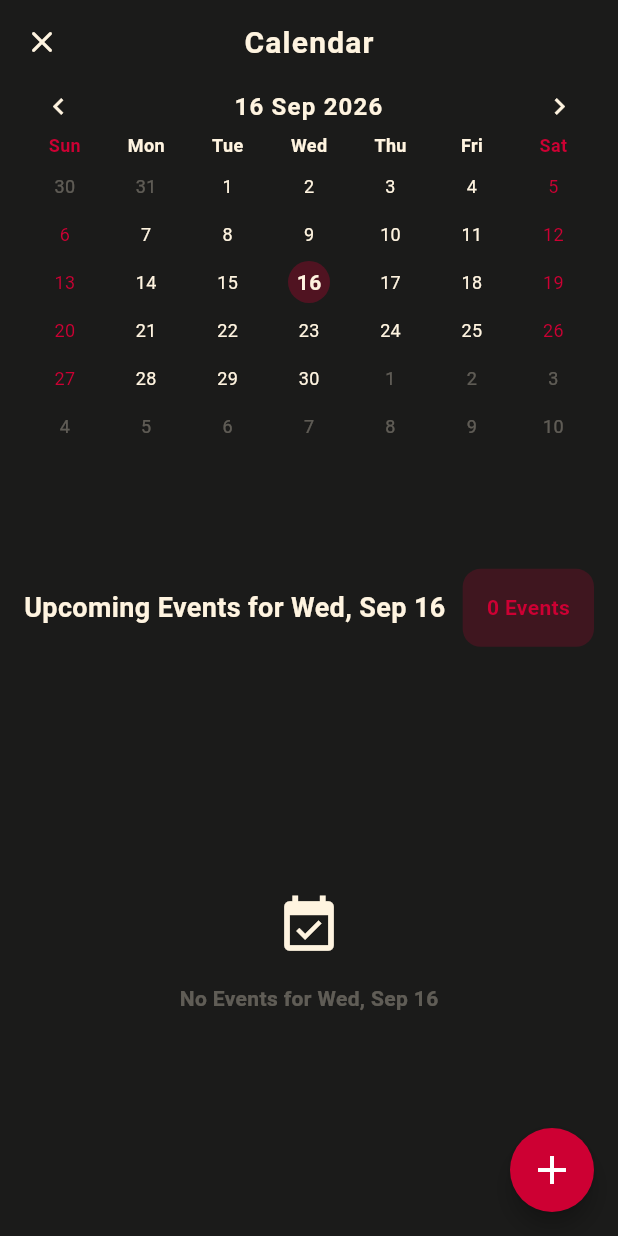
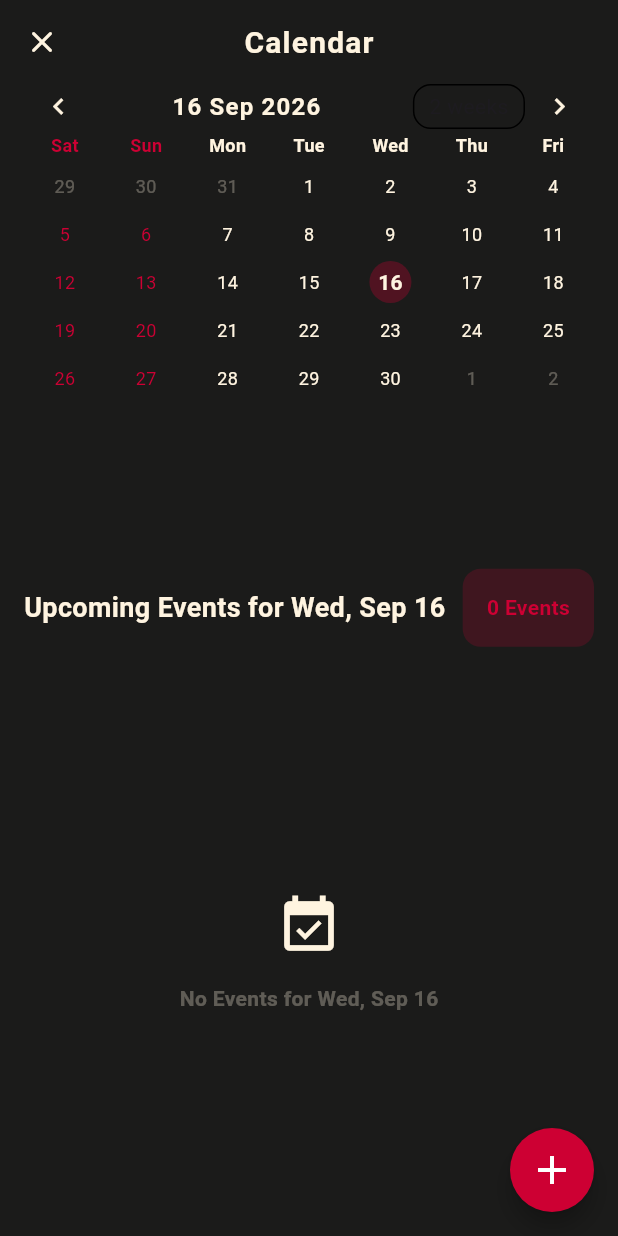
Before and after one commit to talhatanzim2005/Sprint_Journal, a Flutter app: the MainDashboardScreen screen opened directly, after a tap on the "calendar today" icon, on a phone screen of 412 x 824 dp. Run offline on Flutter 3.47's test engine with Material 3 defaults, Android fonts, the phone set to English and light mode, and no system bars; drawn by our look-alikes of table_calendar.

Commit message:
Add changes to talha branch

```diff
--- a/lib/front_end/sign_in_screen.dart
+++ b/lib/front_end/auth/sign_in_screen.dart
@@ -1,7 +1,7 @@
 import 'package:flutter/material.dart';
 
 import 'sign_up_screen.dart';
-import 'main_dashboard_screen.dart';
+import '../main_dashboard_screen.dart';
 
 class SignInScreen extends StatelessWidget {
   const SignInScreen({super.key});
--- a/lib/front_end/calendar/calendar_item_model.dart
+++ b/lib/front_end/calendar/calendar_item_model.dart
@@ -18,8 +18,9 @@ class CalendarItem {
     required this.date,
     this.isEvent = true,
   });
+  //copywith method ensures to create a new copy of existing object with only specific field modification
   CalendarItem copyWith({
-    String? id,
+    String? id,//optional and nullable
     String? title,
     String? description,
     TimeOfDay? startTime,
--- /dev/null
+++ b/lib/front_end/calendar/calendar_screen.dart
@@ -0,0 +1,145 @@
+import 'package:flutter/material.dart';
+
+import 'calendar_item_model.dart';
+import 'calendar_view.dart';
+import 'upcoming_tasks_view.dart';
+import '../../widgets/event_form_sheet.dart';
+
+class CalendarScreen extends StatefulWidget {
+  const CalendarScreen({super.key});
+
+  @override
+  State<CalendarScreen> createState() => _CalendarScreenState();
+}
+
+class _CalendarScreenState extends State<CalendarScreen> {
+  static const Color backgroundColor = Color.fromARGB(255, 27, 27, 26);
+  static const Color fontColor = Color.fromARGB(255, 255, 244, 224);
+  static const Color accentColor = Color.fromARGB(255, 205, 0, 51);
+  static const Color sheetBgColor = Color.fromARGB(255, 36, 36, 35);
+
+  DateTime _focusedDay = DateTime.now();
+  DateTime _selectedDate = DateTime.now();
+  String? _selectedItemId;
+
+  final Map<String, List<CalendarItem>> _itemsMap = {};
+
+  String _dateKey(DateTime date) =>
+      '${date.year}-${date.month.toString().padLeft(2, '0')}-${date.day.toString().padLeft(2, '0')}';
+
+  List<CalendarItem> get _selectedDayItems =>
+      _itemsMap[_dateKey(_selectedDate)] ?? [];
+
+  void _sortItems(List<CalendarItem> list) => list.sort(
+    (a, b) => (a.startTime.hour * 60 + a.startTime.minute).compareTo(
+      b.startTime.hour * 60 + b.startTime.minute,
+    ),
+  );
+
+  void _addItem(CalendarItem item) => setState(() {
+    final list = _itemsMap.putIfAbsent(_dateKey(item.date), () => [])
+      ..add(item);
+    _sortItems(list);
+  });
+
+  void _editItem(CalendarItem item) => setState(() {
+    final list = _itemsMap[_dateKey(item.date)];
+    if (list != null) {
+      final index = list.indexWhere((e) => e.id == item.id);
+      if (index != -1) {
+        list[index] = item;
+        _sortItems(list);
+      }
+    }
+  });
+
+  void _deleteItem(CalendarItem item) {
+    setState(
+      () => _itemsMap[_dateKey(item.date)]?.removeWhere((e) => e.id == item.id),
+    );
+    ScaffoldMessenger.of(context).showSnackBar(
+      SnackBar(
+        content: Text('${item.isEvent ? 'Event' : 'Task'} deleted'),
+        backgroundColor: sheetBgColor,
+        behavior: SnackBarBehavior.floating,
+      ),
+    );
+  }
+
+  @override
+  Widget build(BuildContext context) {
+    return Scaffold(
+      backgroundColor: backgroundColor,
+      appBar: AppBar(
+        backgroundColor: backgroundColor,
+        elevation: 0,
+        centerTitle: true,
+        leading: IconButton(
+          icon: const Icon(Icons.close_rounded, color: fontColor),
+          onPressed: () => Navigator.pop(context),
+        ),
+        title: const Text(
+          'Calendar',
+          style: TextStyle(
+            color: fontColor,
+            fontSize: 20,
+            fontWeight: FontWeight.w700,
+            letterSpacing: 0.8,
+          ),
+        ),
+      ),
+      body: Column(
+        children: [
+          // Top 40%: Calendar Month View
+          Expanded(
+            flex: 4,
+            child: Padding(
+              padding: const EdgeInsets.symmetric(horizontal: 16.0),
+              child: CalendarView(
+                focusedDay: _focusedDay,
+                selectedDay: _selectedDate,
+                onPageChanged: (d) => _focusedDay = d,
+                onDaySelected: (s, f) => setState(() {
+                  _selectedDate = s;
+                  _focusedDay = f;
+                }),
+              ),
+            ),
+          ),
+          // Bottom 60%: Events & Task List
+          Expanded(
+            flex: 6,
+            child: UpcomingTasksView(
+              selectedDate: _selectedDate,
+              items: _selectedDayItems,
+              selectedItemId: _selectedItemId,
+              onSelectItem: (item) => setState(() => _selectedItemId = item.id),
+              onEditItem: (item) => EventFormSheet.show(
+                context,
+                selectedDay: _selectedDate,
+                existingItem: item,
+                onSave: _editItem,
+              ),
+              onDeleteItem: _deleteItem,
+            ),
+          ),
+        ],
+      ),
+      floatingActionButton: FloatingActionButton(
+        backgroundColor: accentColor,
+        elevation: 6,
+        shape: RoundedRectangleBorder(
+          borderRadius: BorderRadius.circular(30),
+        ),
+        onPressed: () {
+          EventFormSheet.show(
+            context,
+            selectedDay: _selectedDate,
+            onSave: _addItem,
+          );
+        },
+        child: const Icon(Icons.add, color: Colors.white, size: 32),
+      ),
+    );
+  }
+}
--- a/lib/front_end/calendar/calendar_view.dart
+++ b/lib/front_end/calendar/calendar_view.dart
@@ -2,8 +2,8 @@ import 'package:flutter/material.dart';
 import 'package:table_calendar/table_calendar.dart';
 
 class CalendarView extends StatelessWidget {
-  final DateTime focusedDay;
-  final DateTime? selectedDay;
+  final DateTime focusedDay;//curent day
+  final DateTime? selectedDay;//clicked by the user
   // to show highlight on specific days
   final Function(DateTime selectedDay, DateTime focusedDay) onDaySelected;
   final Function(DateTime focusedDay) onPageChanged;
@@ -35,6 +35,7 @@ class CalendarView extends StatelessWidget {
         lastDay: DateTime.utc(2100, 12, 31),
         focusedDay: focusedDay,
         calendarFormat: CalendarFormat.month,
+        //
         calendarStyle: CalendarStyle(
           defaultTextStyle: TextStyle(fontSize: 12.0, color: fontColor),
           weekendTextStyle: TextStyle(fontSize: 12.0, color: accentColor),
@@ -64,16 +65,16 @@ class CalendarView extends StatelessWidget {
           cellMargin: EdgeInsets.all(2.0),
           cellPadding: EdgeInsets.zero,
         ),
-        sixWeekMonthsEnforced: true,
+        sixWeekMonthsEnforced: false,
         rowHeight: 32,
         daysOfWeekHeight: 22,
         selectedDayPredicate: (day) => isSameDay(selectedDay, day),
         onDaySelected: onDaySelected,
         onPageChanged: onPageChanged,
-        startingDayOfWeek: StartingDayOfWeek.sunday,
+        startingDayOfWeek: StartingDayOfWeek.saturday,
 
         headerStyle: HeaderStyle(
-          formatButtonVisible: false,
+          formatButtonVisible: true,
           titleCentered: true,
           titleTextFormatter: (date, locale) {
             final month = [
--- a/lib/front_end/calendar/upcoming_tasks_view.dart
+++ b/lib/front_end/calendar/upcoming_tasks_view.dart
@@ -44,10 +44,10 @@ class _UpcomingTasksViewState extends State<UpcomingTasksView> {
       return item.date.year == widget.selectedDate.year &&
           item.date.month == widget.selectedDate.month &&
           item.date.day == widget.selectedDate.day;
-    }).toList();
+    }).toList();//it take
 
     final dateHeader = DateFormat('EEE, MMM d').format(widget.selectedDate);
-
+    //up coming event,events num,no event default
     return Column(
       crossAxisAlignment: CrossAxisAlignment.start,
       children: [
@@ -106,7 +106,7 @@ class _UpcomingTasksViewState extends State<UpcomingTasksView> {
                 )
               : ListView.builder(
                   padding: const EdgeInsets.all(16),
-                  itemCount: dayItems.length,
+                  itemCount: dayItems.length,//calls getter of the list to count num of execution in itemBuilder
                   itemBuilder: (context, index) {
                     final item = dayItems[index];
                     final isSelected = item.id == widget.selectedItemId;
@@ -129,6 +129,7 @@ class _UpcomingTasksViewState extends State<UpcomingTasksView> {
                         ),
                         child: Row(
                           children: [
+                            //Dot_creation
                             Container(
                               width: 12,
                               height: 12,
@@ -141,6 +142,7 @@ class _UpcomingTasksViewState extends State<UpcomingTasksView> {
                             ),
                             const SizedBox(width: 12),
                             Expanded(
+                              //title and time in column,wraped in expanded
                               child: Column(
                                 crossAxisAlignment: CrossAxisAlignment.start,
                                 children: [
@@ -163,6 +165,7 @@ class _UpcomingTasksViewState extends State<UpcomingTasksView> {
                                 ],
                               ),
                             ),
+                            //edit and del button
                             IconButton(
                               icon: const Icon(
                                 Icons.edit_outlined,
--- /dev/null
+++ b/lib/front_end/journal/journal_screen.dart
@@ -0,0 +1,217 @@
+import 'package:flutter/material.dart';
+import 'package:flutter/services.dart';
+
+class JournalScreen extends StatefulWidget {
+  const JournalScreen({super.key});
+
+  @override
+  State<JournalScreen> createState() => _JournalScreenState();
+}
+
+class _JournalScreenState extends State<JournalScreen> {
+  static const Color backgroundColor = Color.fromARGB(255, 27, 27, 26);
+  static const Color fontColor = Color.fromARGB(255, 255, 244, 224);
+  static const Color accentColor = Color.fromARGB(255, 205, 0, 51);
+  static const Color cardColor = Color.fromARGB(255, 36, 36, 35);
+
+  final TextEditingController _titleController = TextEditingController();
+  final TextEditingController _descController = TextEditingController();
+
+  // In-memory daily entries keyed by "YYYY-MM-DD"
+  static final Map<String, _DailyJournal> _dailyEntries = {};
+
+  String get _todayKey {
+    final now = DateTime.now();
+    return '${now.year}-${now.month.toString().padLeft(2, '0')}-${now.day.toString().padLeft(2, '0')}';
+  }
+
+  @override
+  void initState() {
+    super.initState();
+    _loadTodayEntry();
+  }
+
+  void _loadTodayEntry() {
+    final todayEntry = _dailyEntries[_todayKey];
+    if (todayEntry != null) {
+      _titleController.text = todayEntry.title;
+      _descController.text = todayEntry.description;
+    } else {
+      _titleController.clear();
+      _descController.clear();
+    }
+  }
+
+  void _saveTodayEntry() {
+    _dailyEntries[_todayKey] = _DailyJournal(
+      title: _titleController.text,
+      description: _descController.text,
+    );
+  }
+
+  @override
+  void dispose() {
+    _titleController.dispose();
+    _descController.dispose();
+    super.dispose();
+  }
+
+  @override
+  Widget build(BuildContext context) {
+    final now = DateTime.now();
+    final dateDisplay = '${now.day}/${now.month}/${now.year}';
+
+    return Scaffold(
+      backgroundColor: backgroundColor,
+      body: SafeArea(
+        child: SingleChildScrollView(
+          padding: const EdgeInsets.symmetric(horizontal: 20, vertical: 16),
+          child: Column(
+            crossAxisAlignment: CrossAxisAlignment.start,
+            children: [
+              // Header Title
+              const Text(
+                'Thinker Log!',
+                style: TextStyle(
+                  color: accentColor,
+                  fontSize: 28,
+                  fontWeight: FontWeight.w800,
+                  letterSpacing: 0.5,
+                ),
+              ),
+              const SizedBox(height: 4),
+
+              // Subtitle
+              Text(
+                'Have Clarity in five simple minutes',
+                style: TextStyle(
+                  color: fontColor.withValues(alpha: 0.65),
+                  fontSize: 14,
+                  fontWeight: FontWeight.w400,
+                ),
+              ),
+              const SizedBox(height: 20),
+
+              // Date Indicator
+              Row(
+                mainAxisAlignment: MainAxisAlignment.spaceBetween,
+                children: [
+                  Text(
+                    'TODAY\'S LOG',
+                    style: TextStyle(
+                      color: accentColor.withValues(alpha: 0.8),
+                      fontSize: 12,
+                      fontWeight: FontWeight.w700,
+                      letterSpacing: 1.2,
+                    ),
+                  ),
+                  Text(
+                    dateDisplay,
+                    style: TextStyle(
+                      color: fontColor.withValues(alpha: 0.4),
+                      fontSize: 12,
+                      fontWeight: FontWeight.w500,
+                    ),
+                  ),
+                ],
+              ),
+              const SizedBox(height: 10),
+
+              // Journal Box Card
+              Container(
+                padding: const EdgeInsets.all(16),
+                decoration: BoxDecoration(
+                  color: cardColor,
+                  borderRadius: BorderRadius.circular(16),
+                  border: Border.all(
+                    color: fontColor.withValues(alpha: 0.1),
+                  ),
+                  boxShadow: [
+                    BoxShadow(
+                      color: Colors.black.withValues(alpha: 0.2),
+                      blurRadius: 10,
+                      offset: const Offset(0, 4),
+                    ),
+                  ],
+                ),
+                child: Column(
+                  crossAxisAlignment: CrossAxisAlignment.start,
+                  children: [
+                    // Title Input
+                    TextField(
+                      controller: _titleController,
+                      onChanged: (_) => _saveTodayEntry(),
+                      style: const TextStyle(
+                        color: fontColor,
+                        fontSize: 18,
+                        fontWeight: FontWeight.w700,
+                      ),
+                      decoration: InputDecoration(
+                        hintText: 'Title',
+                        hintStyle: TextStyle(
+                          color: fontColor.withValues(alpha: 0.35),
+                          fontSize: 18,
+                          fontWeight: FontWeight.w700,
+                        ),
+                        border: InputBorder.none,
+                        isDense: true,
+                        contentPadding: EdgeInsets.zero,
+                      ),
+                    ),
+
+                    const SizedBox(height: 12),
+                    Divider(
+                      color: fontColor.withValues(alpha: 0.1),
+                      height: 1,
+                    ),
+                    const SizedBox(height: 12),
+
+                    // Description Input (max 306 chars, fixed height)
+                    TextField(
+                      controller: _descController,
+                      maxLength: 306,
+                      maxLines: 10,
+                      minLines: 10,
+                      maxLengthEnforcement: MaxLengthEnforcement.enforced,
+                      onChanged: (_) {
+                        _saveTodayEntry();
+                        setState(() {}); // refresh counter UI if needed
+                      },
+                      style: const TextStyle(
+                        color: fontColor,
+                        fontSize: 14,
+                        height: 1.5,
+                      ),
+                      decoration: InputDecoration(
+                        hintText: 'What\'s on your mind today?',
+                        hintStyle: TextStyle(
+                          color: fontColor.withValues(alpha: 0.35),
+                          fontSize: 14,
+                        ),
+                        border: InputBorder.none,
+                        counterStyle: TextStyle(
+                          color: fontColor.withValues(alpha: 0.4),
+                          fontSize: 11,
+                        ),
+                      ),
+                    ),
+                  ],
+                ),
+              ),
+            ],
+          ),
+        ),
+      ),
+    );
+  }
+}
+
+class _DailyJournal {
+  final String title;
+  final String description;
+
+  const _DailyJournal({
+    required this.title,
+    required this.description,
+  });
+}
--- a/lib/front_end/journal_screen.dart
+++ /dev/null
@@ -1,19 +0,0 @@
-import 'package:flutter/material.dart';
-
-class JournalScreen extends StatelessWidget {
-  const JournalScreen({super.key});
-
-  @override
-  Widget build(BuildContext context) {
-    return const Center(
-      child: Text(
-        'Journal Screen',
-        style: TextStyle(
-          color: Color(0xFFFFF4E0),
-          fontSize: 18,
-          fontWeight: FontWeight.w500,
-        ),
-      ),
-    );
-  }
-}
--- a/lib/front_end/main_dashboard_screen.dart
+++ b/lib/front_end/main_dashboard_screen.dart
@@ -1,15 +1,14 @@
-import 'dart:math';
-
 import 'package:flutter/material.dart';
 
 import '../widgets/custom_app_bar.dart';
 import '../widgets/custom_nav_bar.dart';
+import '../widgets/swipe_anim.dart';
 import 'home_screen.dart';
 import 'progress_tracker/progress_tracker_screen.dart';
-import 'journal_screen.dart';
+import 'journal/journal_screen.dart';
 import 'timer_screen.dart';
-import 'calendar_screen.dart';
-import 'profile_screen.dart';
+import 'calendar/calendar_screen.dart';
+import 'auth/profile_screen.dart';
 
 class MainDashboardScreen extends StatefulWidget {
   const MainDashboardScreen({super.key});
@@ -20,6 +19,7 @@ class MainDashboardScreen extends StatefulWidget {
 
 class _MainDashboardScreenState extends State<MainDashboardScreen> {
   int _currentIndex = 0;
+  final PageController _pageController = PageController();
 
   static const Color _bgColor = Color(0xFF1B1B1A);
 
@@ -31,17 +31,30 @@ class _MainDashboardScreenState extends State<MainDashboardScreen> {
   ];
 
   void _onTabSelected(int index) {
+    final previousIndex = _currentIndex;
     setState(() => _currentIndex = index);
+    if ((index - previousIndex).abs() == 1) {
+      _pageController.animateToPage(
+        index,
+        duration: const Duration(milliseconds: 250),
+        curve: Curves.easeOutCubic,
+      );
+    } else {
+      _pageController.jumpToPage(index);
+    }
   }
 
   void _openCalendar() {
-    Navigator.of(context).push(_circularRevealRoute());
+    Navigator.push(
+      context,
+      swipeAnimRoute(const CalendarScreen(), fromRight: false),
+    );
   }
 
   void _openMenu() {
     Navigator.push(
       context,
-      MaterialPageRoute(builder: (context) => const ProfileScreen()),
+      swipeAnimRoute(const ProfileScreen(), fromRight: true),
     );
   }
 
@@ -53,89 +66,17 @@ class _MainDashboardScreenState extends State<MainDashboardScreen> {
         onCalendarPressed: _openCalendar,
         onMenuPressed: _openMenu,
       ),
-      body: IndexedStack(index: _currentIndex, children: _screens),
+      body: PageView(
+        controller: _pageController,
+        onPageChanged: (index) {
+          setState(() => _currentIndex = index);
+        },
+        children: _screens,
+      ),
       bottomNavigationBar: CustomNavBar(
         currentIndex: _currentIndex,
         onTabSelected: _onTabSelected,
       ),
     );
   }
-
-  Route<dynamic> _circularRevealRoute() {
-    return PageRouteBuilder(
-      pageBuilder: (context, animation, secondaryAnimation) =>
-          const CalendarScreen(),
-      transitionDuration: const Duration(milliseconds: 550),
-      reverseTransitionDuration: const Duration(milliseconds: 400),
-      transitionsBuilder: (context, animation, secondaryAnimation, child) {
-        final screenSize = MediaQuery.of(context).size;
-        final topPadding = MediaQuery.of(context).padding.top;
-
-        final origin = Offset(33, topPadding + 65);
-
-        final animColor = Color.lerp(
-          const Color(0xFF1B1B1A),
-          const Color(0xFFCD0033),
-          animation.value,
-        )!;
-
-        return ClipPath(
-          clipper: _CircularRevealClipper(
-            fraction: animation.value,
-            center: origin,
-            screenSize: screenSize,
-          ),
-          child: Stack(
-            children: [
-              Positioned.fill(child: Container(color: animColor)),
-
-              Opacity(opacity: animation.value, child: child),
-            ],
-          ),
-        );
-      },
-    );
-  }
 }
-
-class _CircularRevealClipper extends CustomClipper<Path> {
-  final double fraction;
-  final Offset center;
-  final Size screenSize;
-
-  _CircularRevealClipper({
-    required this.fraction,
-    required this.center,
-    required this.screenSize,
-  });
-
-  @override
-  Path getClip(Size size) {
-    final maxRadius = _maxDistanceToCorner(size);
-
-    final startRadius = maxRadius * 0.25;
-    final radius = startRadius + (maxRadius - startRadius) * fraction;
-
-    return Path()..addOval(Rect.fromCircle(center: center, radius: radius));
-  }
-
-  double _maxDistanceToCorner(Size size) {
-    final corners = [
-      Offset.zero,
-      Offset(size.width, 0),
-      Offset(0, size.height),
-      Offset(size.width, size.height),
-    ];
-
-    double maxDist = 0;
-    for (final corner in corners) {
-      final dist = (corner - center).distance;
-      maxDist = max(maxDist, dist);
-    }
-    return maxDist;
-  }
-
-  @override
-  bool shouldReclip(_CircularRevealClipper oldClipper) =>
-      fraction != oldClipper.fraction;
-}
--- a/lib/front_end/splash_screen.dart
+++ b/lib/front_end/splash_screen.dart
@@ -1,6 +1,6 @@
 import 'dart:async';
 import 'package:flutter/material.dart';
-import 'sign_in_screen.dart';
+import 'auth/sign_in_screen.dart';
 
 class OneTimeSplashScreen extends StatefulWidget {
   const OneTimeSplashScreen({super.key});
--- /dev/null
+++ b/lib/widgets/swipe_anim.dart
@@ -0,0 +1,32 @@
+import 'package:flutter/material.dart';
+
+Route swipeAnimRoute(Widget page, {bool fromRight = false}) {
+  return PageRouteBuilder(
+    pageBuilder: (context, animation, secondaryAnimation) => page,
+    transitionDuration: const Duration(milliseconds: 400),
+    reverseTransitionDuration: const Duration(milliseconds: 300),
+    transitionsBuilder: (context, animation, secondaryAnimation, child) {
+      // Offset by just 25% for a subtle premium nudge, instead of coming entirely off-screen
+      final beginOffset = Offset(fromRight ? 0.25 : -0.25, 0.0);
+      const endOffset = Offset.zero;
+
+      // Luxurious curve that slows down beautifully at the end
+      final curve = CurvedAnimation(
+        parent: animation,
+        curve: Curves.easeOutCubic,
+        reverseCurve: Curves.easeInCubic,
+      );
+
+      final slideAnim = Tween(begin: beginOffset, end: endOffset).animate(curve);
+      final fadeAnim = Tween(begin: 0.0, end: 1.0).animate(curve);
+
+      return FadeTransition(
+        opacity: fadeAnim,
+        child: SlideTransition(
+          position: slideAnim,
+          child: child,
+        ),
+      );
+    },
+  );
+}
--- a/pubspec.yaml
+++ b/pubspec.yaml
@@ -63,6 +63,7 @@ flutter:
   # To add assets to your application, add an assets section, like this:
   assets:
     - assest/images/
+    - assest/videos/
 
   # An image asset can refer to one or more resolution-specific "variants", see
   # https://flutter.dev/to/resolution-aware-images
```
Also changed, not shown: lib/front_end/auth/profile_screen.dart (renamed from lib/front_end/profile_screen.dart), lib/front_end/auth/sign_up_screen.dart (renamed from lib/front_end/sign_up_screen.dart), pubspec.lock, 1 other file.
